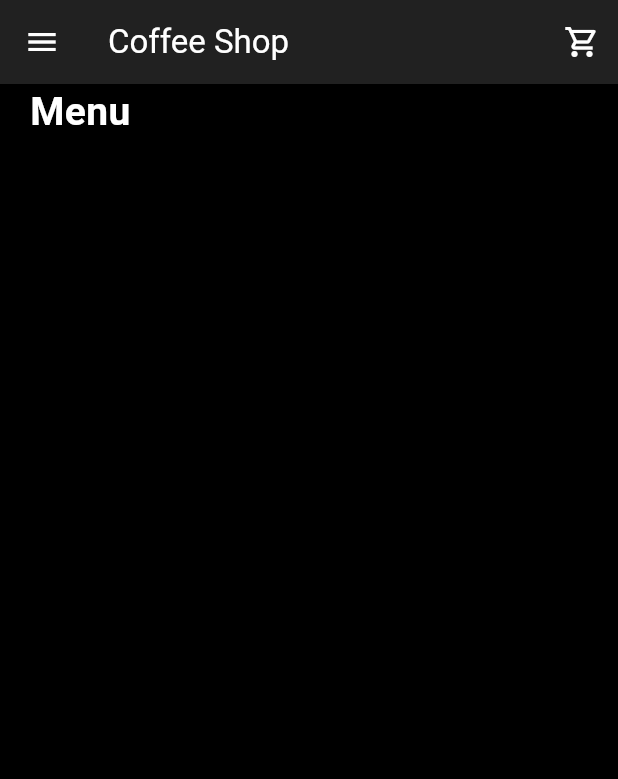
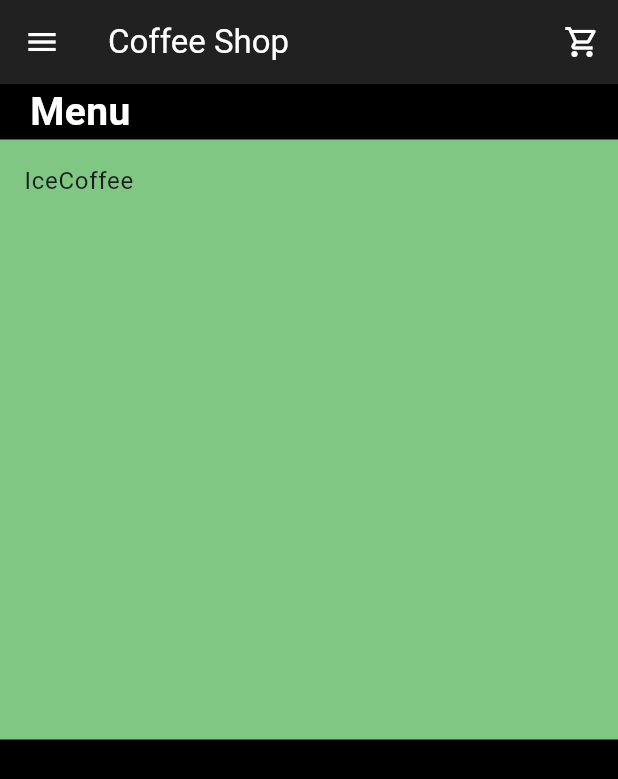
Before and after one commit to 54-xenon/coffee-app, a Flutter app: the HomePage screen opened directly, on a phone screen of 412 x 824 dp. Shown: the top 779 px of the screen. Run offline on Flutter 3.47's test engine with Material 3 defaults, Android fonts, the phone set to English and light mode, and no system bars.

Commit message:
ListViewの不具合を修正

```diff
--- a/lib/pages/home_page.dart
+++ b/lib/pages/home_page.dart
@@ -64,8 +64,22 @@ class _HomePageState extends State<HomePage> {
               ),
             ),
           ),
-          // メニューのリスト
+          // メニューのリスト -> ListViewを追加すると止まってしまう
+          Container(
+            height: 400,
 
+            color: Colors.green[300],
+            child: ListView.builder(
+              itemCount: menu.length,
+              itemBuilder: (context, index) {
+                return ListTile(
+                  title: Text(menu[index].name),
+
+                );
+              },
+
+            ),
+          )
         ],
       ),
     );
```
